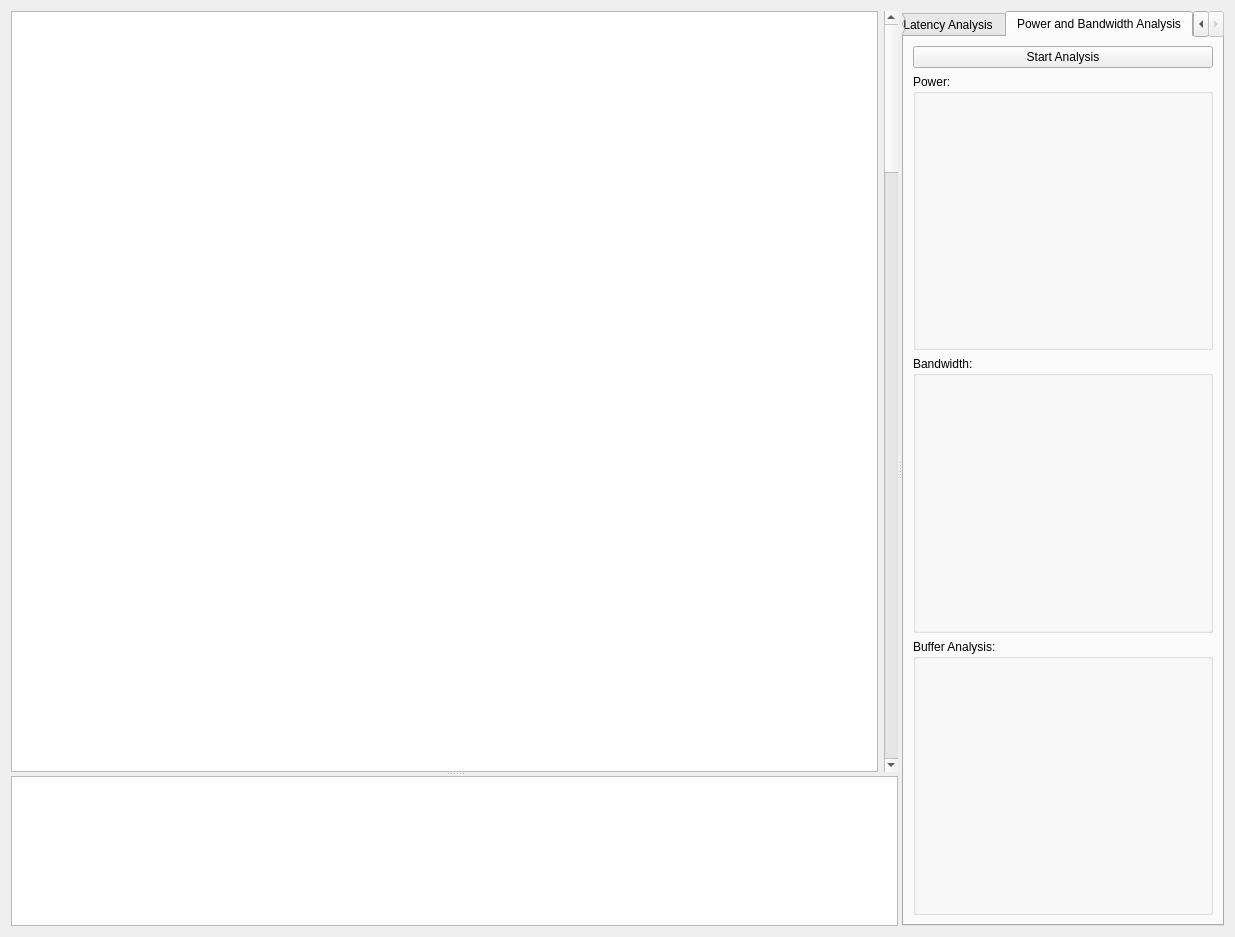
Qt form apps/traceAnalyzer/tracefiletab.ui (hapv3/DRAMSys) before a commit.
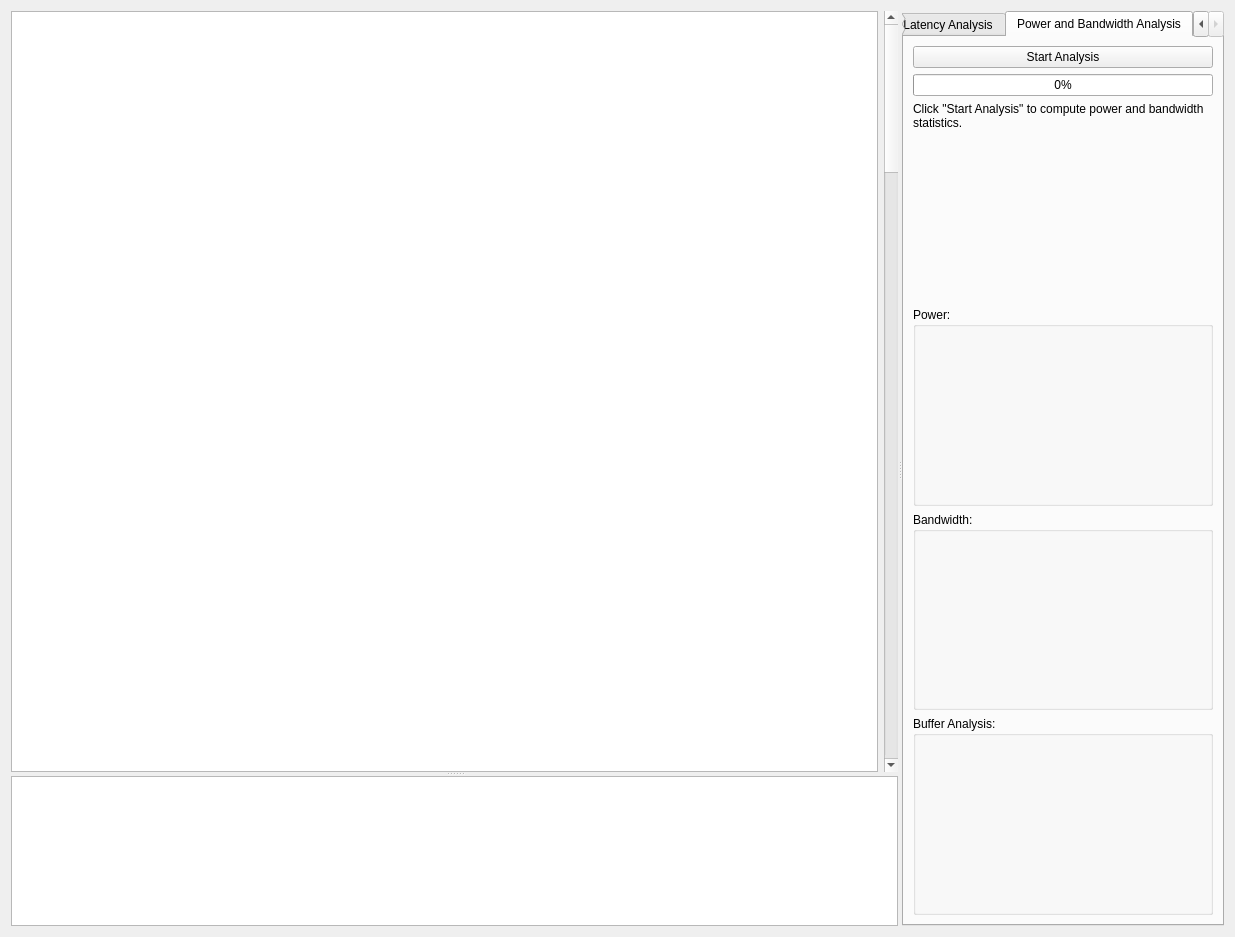
The same form after that commit. The open tabs and pages were chosen to show the change. Custom widgets are drawn as their Qt base class.

Commit message: Power-Bandwidth-Buffer-Utilization-Analysis-Powered-ny-AI

Patch:
```diff
--- a/apps/traceAnalyzer/tracefiletab.ui
+++ b/apps/traceAnalyzer/tracefiletab.ui
@@ -387,6 +387,29 @@
             </property>
            </widget>
           </item>
+           <item>
+            <widget class="QProgressBar" name="powerAnalysisProgressBar">
+             <property name="value">
+              <number>0</number>
+             </property>
+            </widget>
+           </item>
+           <item>
+            <widget class="QLabel" name="powerStatsLabel">
+             <property name="text">
+              <string>Click &quot;Start Analysis&quot; to compute power and bandwidth statistics.</string>
+             </property>
+             <property name="textFormat">
+              <enum>Qt::RichText</enum>
+             </property>
+             <property name="wordWrap">
+              <bool>true</bool>
+             </property>
+             <property name="alignment">
+              <set>Qt::AlignLeading|Qt::AlignLeft|Qt::AlignTop</set>
+             </property>
+            </widget>
+           </item>
           <item>
            <widget class="QGroupBox" name="powerBox">
             <property name="title">
```
Lines whose indentation alone changed are shown as unchanged. The commit also changes 10 other files.
